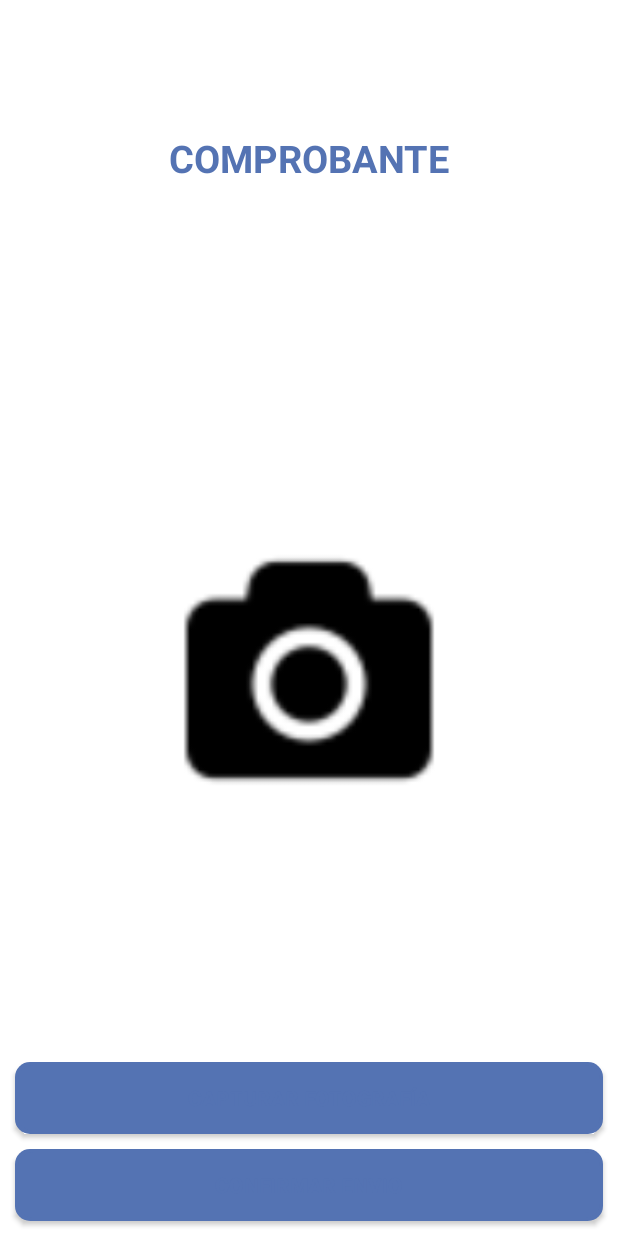
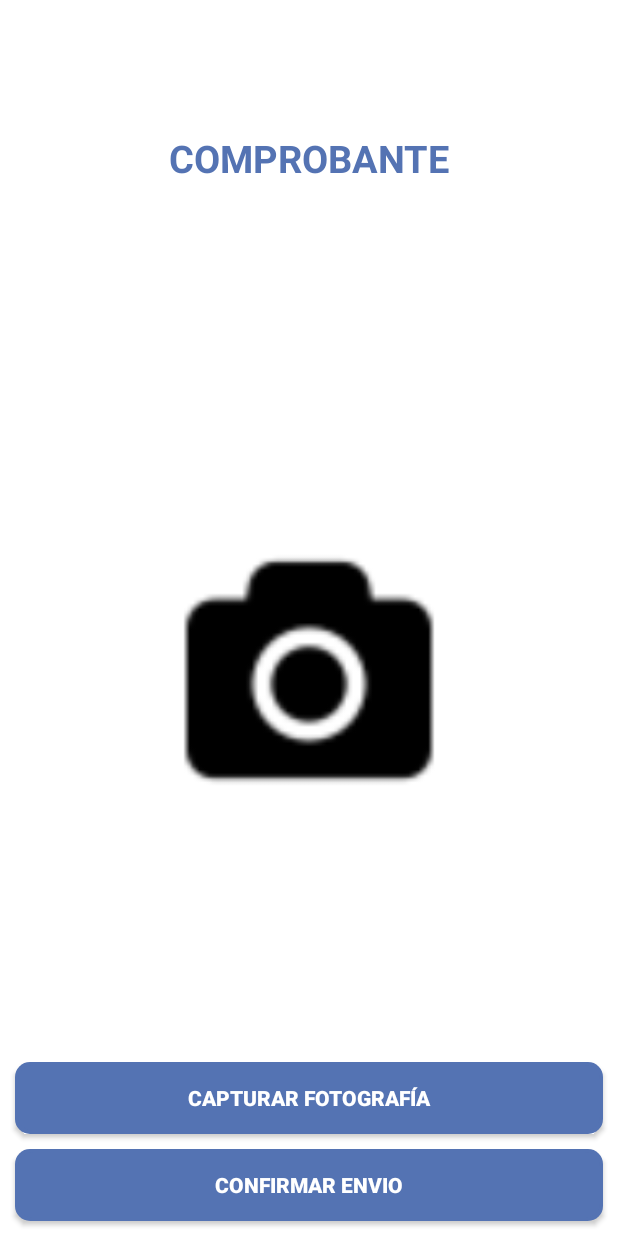
Before and after one commit to Yonathan-Dev2/MyApplication, an Android app: the toma_foto screen opened directly, with no data from a screen before it, on a phone screen of 412 x 824 dp. Run offline under Robolectric (Android 15) with nearby library versions, the light colour scheme and no system bars; our stand-ins replace Volley; pictures from the network do not load.

Commit message:
Culminacion de color  y logo

```diff
--- a/app/src/main/res/layout/activity_toma_foto.xml
+++ b/app/src/main/res/layout/activity_toma_foto.xml
@@ -59,7 +59,7 @@
         android:background="@drawable/relleno_buton"
         android:onClick="onclick"
         android:text="Capturar Fotografía"
-        android:textColor="@color/colorPrimary"
+        android:textColor="#FFFFFF"
         android:textStyle="bold" />
 
     <Button
@@ -71,7 +71,7 @@
         android:layout_marginRight="10dp"
         android:background="@drawable/relleno_buton"
         android:text="confirmar envio"
-        android:textColor="@color/colorPrimary"
+        android:textColor="#FFFFFF"
         android:textStyle="bold" />
 
     <Button
@@ -83,7 +83,7 @@
         android:layout_marginRight="10dp"
         android:background="@drawable/relleno_buton"
         android:text="SALIR"
-        android:textColor="@color/colorPrimary"
+        android:textColor="#FFFFFF"
         android:textStyle="bold" />
 
 </LinearLayout>
--- a/app/src/main/res/layout/fragment_ingresar.xml
+++ b/app/src/main/res/layout/fragment_ingresar.xml
@@ -133,7 +133,7 @@
             android:layout_height="wrap_content"
             android:layout_gravity="center"
             android:layout_weight="1"
-            android:background="@color/colorPrimary"
+            android:background="@drawable/relleno_buton"
             android:text="Iniciar sesión"
             android:textColor="@android:color/background_light"
             android:textStyle="bold" />
```
